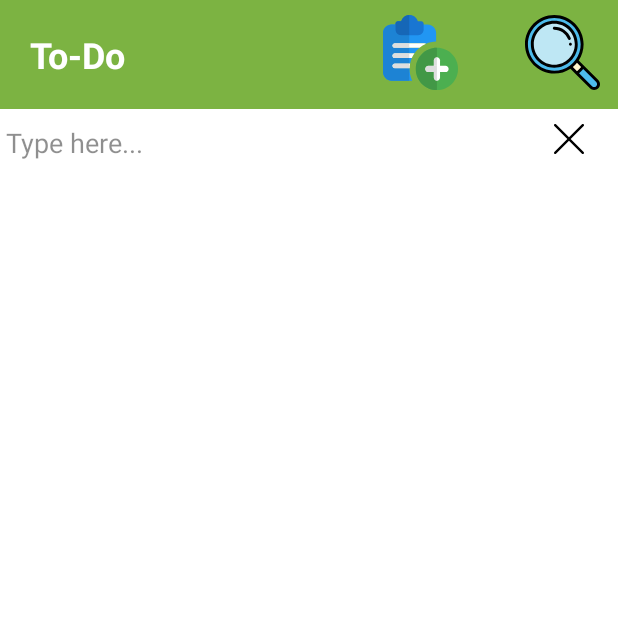
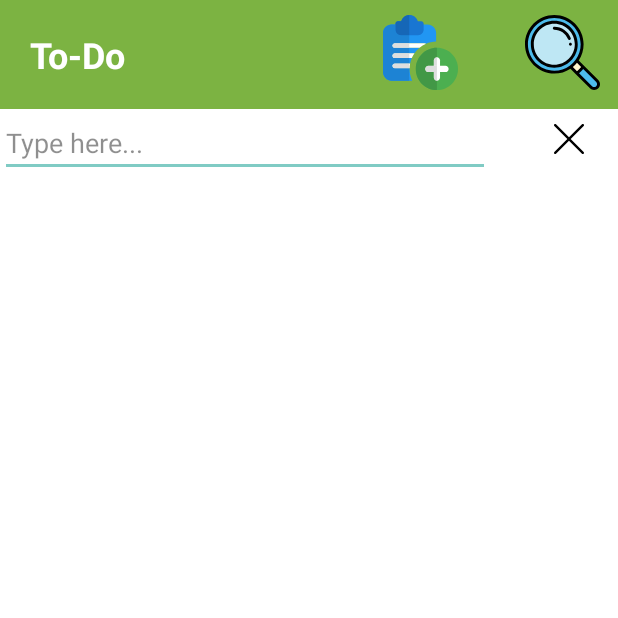
Before and after one commit to jhavishal10/TodoApp, an Android app: the screen it shows after launch (HomeActivity), after a tap on an icon or button, on a phone screen of 412 x 824 dp, the top half of it. Run offline under Robolectric (Android 15) with nearby library versions, the phone set to English and light mode, and no system bars.

Commit message:
Ui improvements

```diff
--- a/app/src/main/java/android/com/urbanclapassignment/ui/HomeActivity.kt
+++ b/app/src/main/java/android/com/urbanclapassignment/ui/HomeActivity.kt
@@ -4,13 +4,15 @@ import android.com.urbanclapassignment.R
 import android.com.urbanclapassignment.StartSnapHelper
 import android.com.urbanclapassignment.model.ListItem
 import android.com.urbanclapassignment.model.TasksState
+import android.content.Context
 import android.os.Bundle
 import android.os.Handler
 import android.text.Editable
 import android.text.TextWatcher
-import android.util.Log
 import android.view.View
+import android.view.inputmethod.InputMethodManager
 import android.widget.ArrayAdapter
+import android.widget.EditText
 import android.widget.Toast
 import androidx.appcompat.app.AlertDialog
 import androidx.appcompat.app.AppCompatActivity
@@ -20,9 +22,7 @@ import androidx.lifecycle.ViewModelProvider.AndroidViewModelFactory
 import androidx.recyclerview.widget.LinearLayoutManager
 import androidx.recyclerview.widget.RecyclerView
 import kotlinx.android.synthetic.main.activity_home.*
-import kotlinx.android.synthetic.main.add_new_task_layout.*
 import kotlinx.android.synthetic.main.add_new_task_layout.view.*
-import kotlinx.android.synthetic.main.add_new_task_layout.view.prioritySpinner
 
 
 class HomeActivity : AppCompatActivity(), AdapterCallbackInterface {
@@ -66,6 +66,8 @@ class HomeActivity : AppCompatActivity(), AdapterCallbackInterface {
             searchBarOn = true
             searchEditText.isVisible = true
             searchClose.isVisible = true
+            showKeyboard(searchEditText)
+
         }
         searchClose.debouncedOnClick {
             searchBarOn = false
@@ -107,7 +109,15 @@ class HomeActivity : AppCompatActivity(), AdapterCallbackInterface {
             }
         }
     }
-
+    fun showKeyboard(ettext: EditText) {
+        ettext.requestFocus()
+        ettext.postDelayed({
+            val keyboard: InputMethodManager =
+                getSystemService(Context.INPUT_METHOD_SERVICE) as InputMethodManager
+            keyboard.showSoftInput(ettext, 0)
+        }
+            , 200)
+    }
     private fun filter(text: String) {
         val filteredList = mutableListOf<ListItem>()
         for (item in tasksList) {
--- a/app/src/main/res/drawable/ic_checked.xml
+++ b/app/src/main/res/drawable/ic_checked.xml
@@ -1,6 +1,6 @@
 <vector xmlns:android="http://schemas.android.com/apk/res/android"
-    android:width="40dp"
-    android:height="40dp"
+    android:width="30dp"
+    android:height="30dp"
     android:viewportWidth="512"
     android:viewportHeight="512">
   <path
```
